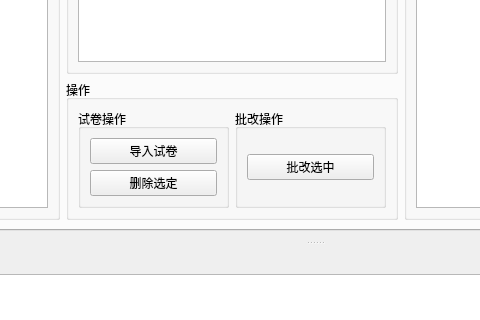
First picture: the form in ui/Windows/Main.ui, repository dudu7615/EnglishWritingCheck, before the edit; both pictures show x 210 to 690 and y 223 to 543 of the 1050 by 720 pixel window.
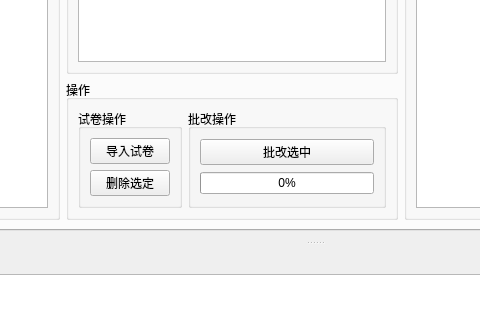
Second picture: the form after the edit. The open tabs and pages were chosen to show the change.

Commit message: feat(ui): 自动处理调用结果

```diff
--- a/ui/Windows/Main.ui
+++ b/ui/Windows/Main.ui
@@ -226,6 +226,13 @@
                   </property>
                  </widget>
                 </item>
+                <item>
+                 <widget class="QProgressBar" name="checkProgress">
+                  <property name="value">
+                   <number>0</number>
+                  </property>
+                 </widget>
+                </item>
                </layout>
               </widget>
              </item>
```
Left out of the diff: 2 changed lines with no effect on the pictures. The commit also changes 2 other files.
